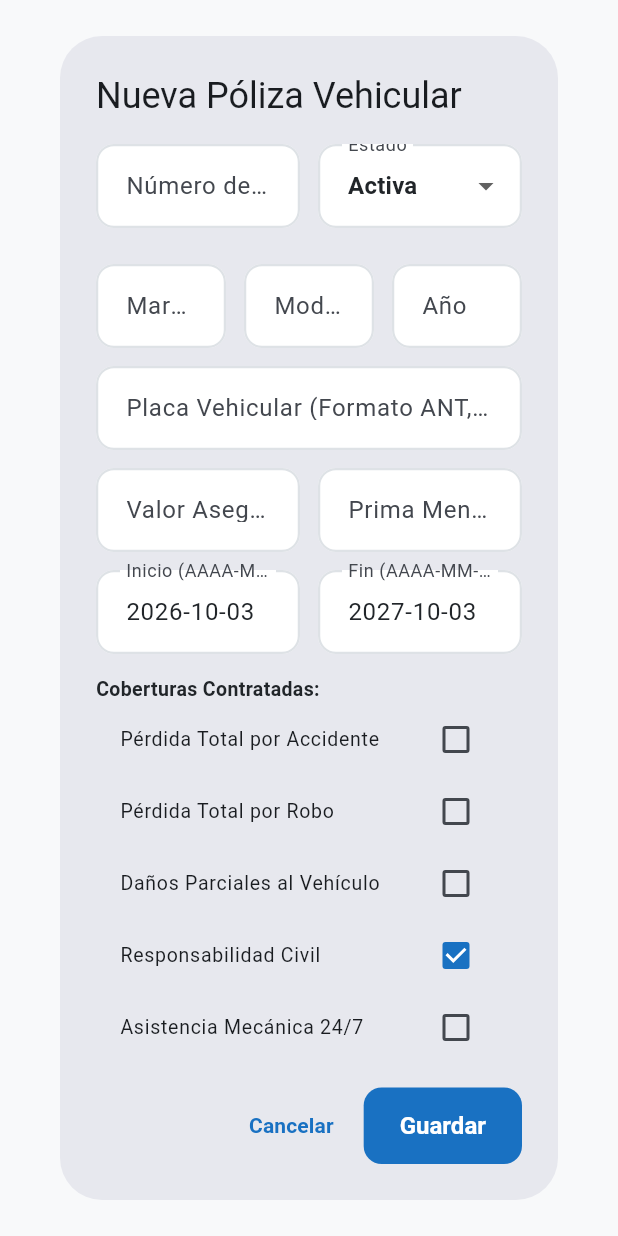
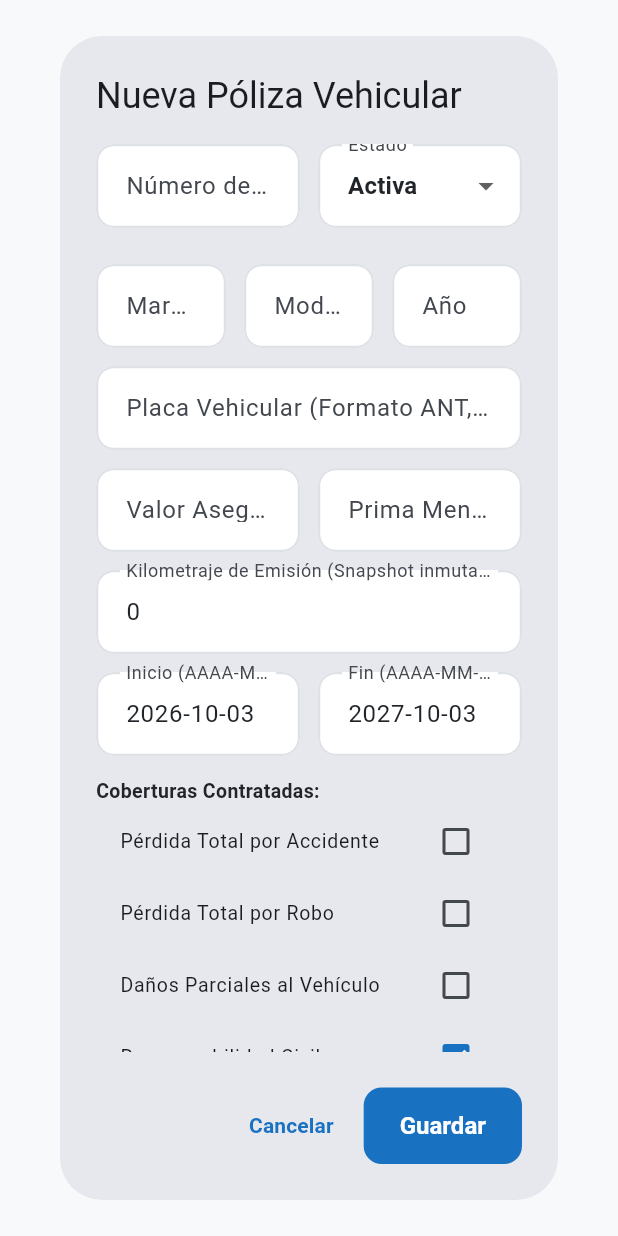
Before and after one commit to Xavih830/SIGAD, a Flutter app: the PolicyFormDialog widget shown alone on an empty page, opened directly with empty values, on a phone screen of 412 x 824 dp. Run offline on Flutter 3.47's test engine with Material 3 defaults, Android fonts, the phone set to English and light mode, and no system bars; our stand-ins replace equatable, flutter_bloc, flutter_local_notifications, hive_flutter, timezone; missing offline and left inert: dart:html; accounts and stored records are empty; network calls fail.

Commit message:
feat(polizas): conectar persistencia de polizas en dashboard y alinear serializacion canónica

```diff
--- a/lib/core/models/policy_model.dart
+++ b/lib/core/models/policy_model.dart
@@ -117,6 +117,23 @@ class PolicyModel {
     );
   }
 
+  /// Serializa únicamente el payload permitido por el esquema canónico PolizaCreate de FastAPI.
+  /// Previene error 422 extra_forbidden descartando campos internos (id, estado, vehiculo, etc.).
+  Map<String, dynamic> toCreatePayloadJson() => {
+        'numero_poliza': number,
+        'cliente_id': clientId,
+        'vehiculo_id': vehicleId,
+        'fecha_inicio': startDate.toIso8601String().substring(0, 10),
+        'fecha_fin': endDate.toIso8601String().substring(0, 10),
+        'valor_asegurado': insuredValue,
+        'prima_mensual': monthlyPremium,
+        'kilometraje_emision': emissionMileage,
+        if (deductibles.isNotEmpty)
+          'deducibles': deductibles.map((d) => d.toJson()).toList(),
+        if (coverages.isNotEmpty)
+          'coberturas': coverages.map((c) => c.toJson()).toList(),
+      };
+
   Map<String, dynamic> toJson() => {
         'id': id,
         'numero_poliza': number,
--- a/lib/core/repositories/policies_repository.dart
+++ b/lib/core/repositories/policies_repository.dart
@@ -18,7 +18,7 @@ class PoliciesRepository {
   Future<PolicyModel> createPolicy(PolicyModel policy, {String? token}) async {
     final data = await _client.post(
       '/api/v1/polizas',
-      body: policy.toJson(),
+      body: policy.toCreatePayloadJson(),
       token: token,
     );
     return PolicyModel.fromJson(data);
--- a/lib/features/web_dashboard/presentation/dialogs/policy_form_dialog.dart
+++ b/lib/features/web_dashboard/presentation/dialogs/policy_form_dialog.dart
@@ -17,7 +17,7 @@ class PolicyFormDialog extends StatefulWidget {
 
 class _PolicyFormDialogState extends State<PolicyFormDialog> {
   final _formKey = GlobalKey<FormState>();
-  late final TextEditingController _numCtrl, _brandCtrl, _modelCtrl, _yearCtrl, _plateCtrl, _valCtrl, _primaCtrl, _startCtrl, _endCtrl;
+  late final TextEditingController _numCtrl, _brandCtrl, _modelCtrl, _yearCtrl, _plateCtrl, _valCtrl, _primaCtrl, _startCtrl, _endCtrl, _kmCtrl;
   late String _selectedClientDoc, _status;
   final List<String> _selectedCoverages = [];
 
@@ -37,6 +37,7 @@ class _PolicyFormDialogState extends State<PolicyFormDialog> {
     _plateCtrl = TextEditingController(text: p?.vehicle?.plate ?? '');
     _valCtrl = TextEditingController(text: p != null ? p.insuredValue.toStringAsFixed(2) : '');
     _primaCtrl = TextEditingController(text: p != null ? p.monthlyPremium.toStringAsFixed(2) : '');
+    _kmCtrl = TextEditingController(text: p != null ? p.emissionMileage.toString() : '0');
     _startCtrl = TextEditingController(
       text: p != null
           ? p.startDate.toIso8601String().substring(0, 10)
@@ -58,7 +59,7 @@ class _PolicyFormDialogState extends State<PolicyFormDialog> {
 
   @override
   void dispose() {
-    for (final c in [_numCtrl, _brandCtrl, _modelCtrl, _yearCtrl, _plateCtrl, _valCtrl, _primaCtrl, _startCtrl, _endCtrl]) {
+    for (final c in [_numCtrl, _brandCtrl, _modelCtrl, _yearCtrl, _plateCtrl, _valCtrl, _primaCtrl, _startCtrl, _endCtrl, _kmCtrl]) {
       c.dispose();
     }
     super.dispose();
@@ -107,6 +108,14 @@ class _PolicyFormDialogState extends State<PolicyFormDialog> {
       return;
     }
 
+    final km = int.tryParse(_kmCtrl.text.trim());
+    if (km == null || km < 0) {
+      ScaffoldMessenger.of(context).showSnackBar(
+        const SnackBar(content: Text('El kilometraje de emisión debe ser un entero >= 0')),
+      );
+      return;
+    }
+
     Navigator.of(context).pop(PolicyModel(
       id: widget.initialPolicy?.id ?? '',
       number: _numCtrl.text.trim(),
@@ -123,7 +132,7 @@ class _PolicyFormDialogState extends State<PolicyFormDialog> {
       status: _status,
       insuredValue: insuredVal,
       monthlyPremium: prima,
-      emissionMileage: widget.initialPolicy?.emissionMileage ?? 0,
+      emissionMileage: km,
       coverages: const [],
       deductibles: widget.initialPolicy?.deductibles ?? const [],
     ));
@@ -226,6 +235,18 @@ class _PolicyFormDialogState extends State<PolicyFormDialog> {
                   ],
                 ),
                 const SizedBox(height: 12),
+                TextFormField(
+                  controller: _kmCtrl,
+                  decoration: const InputDecoration(labelText: 'Kilometraje de Emisión (Snapshot inmutable)'),
+                  keyboardType: TextInputType.number,
+                  validator: (v) {
+                    if (v == null || v.trim().isEmpty) return 'Requerido';
+                    final k = int.tryParse(v.trim());
+                    if (k == null || k < 0) return 'Kilometraje inválido (debe ser >= 0)';
+                    return null;
+                  },
+                ),
+                const SizedBox(height: 12),
                 Row(
                   children: [
                     Expanded(
```
Also changed, not shown: lib/features/web_dashboard/presentation/tabs/policies_tab_view.dart (+13 -1 lines), 2 other files.
